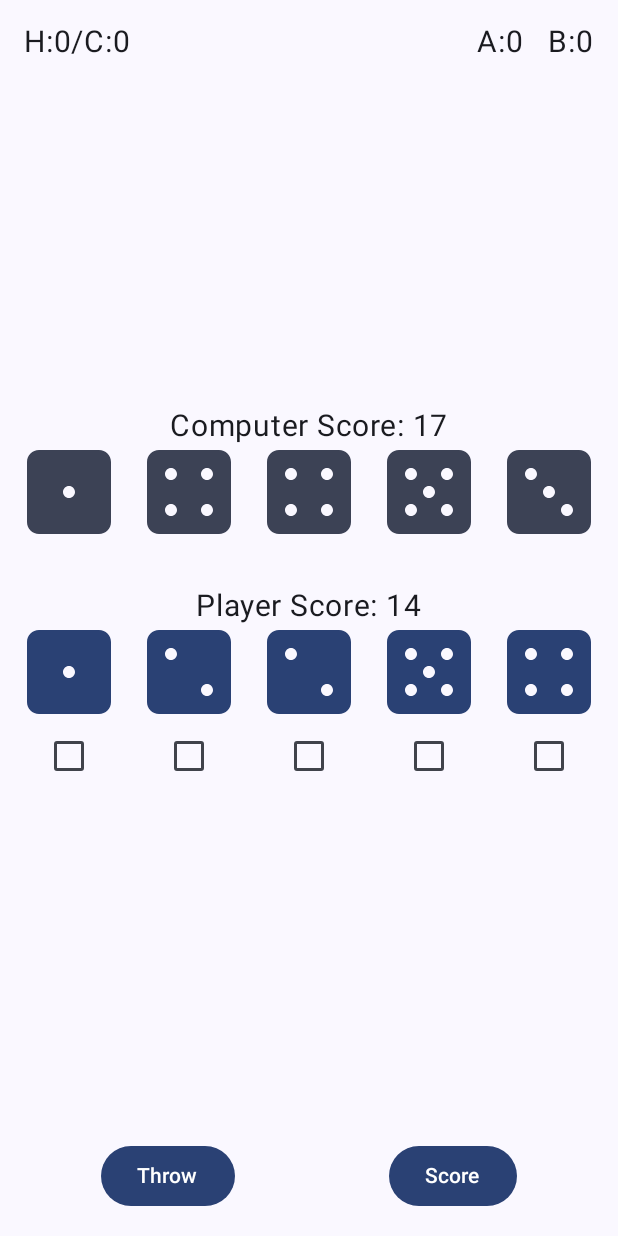
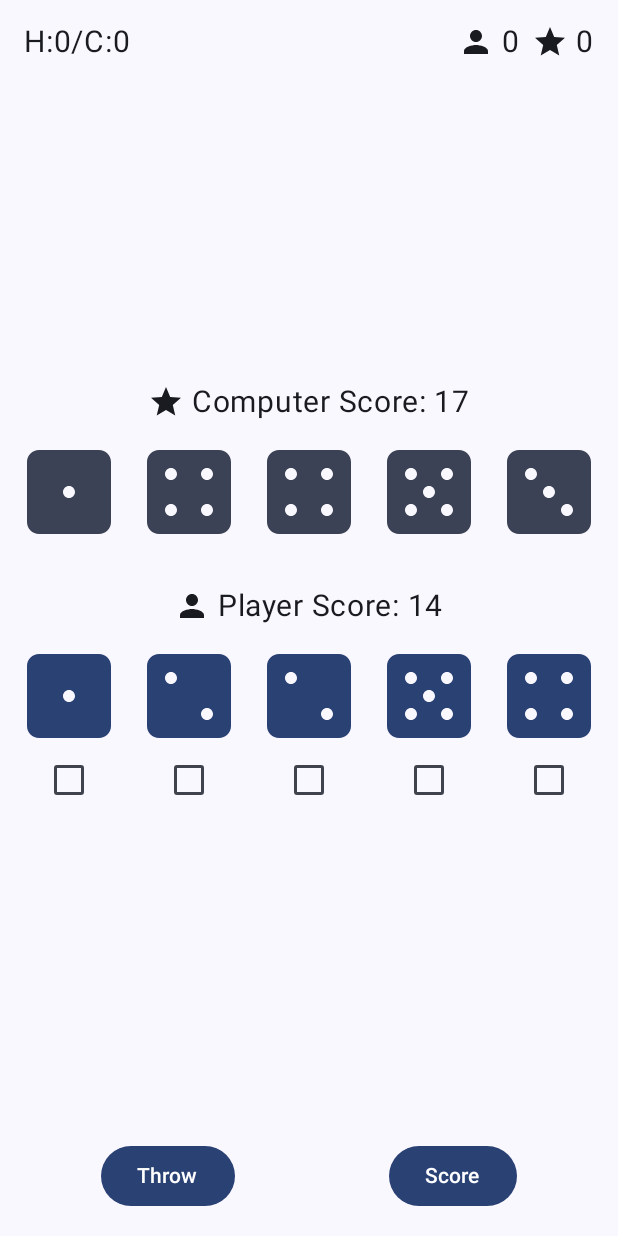
Before and after one commit to sameerasw/dicing, an Android app built with Jetpack Compose: the GameActivity screen opened directly, with no data from a screen before it, on a phone screen of 412 x 824 dp. Run offline under Robolectric (Android 15) with nearby library versions, the phone set to English and light mode, and no system bars.

Commit message:
Some player icons

```diff
--- a/app/src/main/java/com/sameerasw/dicing/GameScreen.kt
+++ b/app/src/main/java/com/sameerasw/dicing/GameScreen.kt
@@ -19,6 +19,9 @@ import androidx.compose.runtime.MutableIntState
 import androidx.compose.ui.graphics.Color
 import androidx.compose.ui.text.style.TextAlign
 import kotlin.random.Random
+import androidx.compose.material.icons.Icons
+import androidx.compose.material.icons.filled.Person
+import androidx.compose.material.icons.filled.Star
 
 @Composable
 fun GameScreen(
@@ -154,16 +157,24 @@ fun GameScreen(
                     text = "H:${humanWins.intValue}/C:${computerWins.intValue}",
                     fontSize = 20.sp
                 )
-                Row {
-                    Text("A:$playerTotalScore", fontSize = 20.sp)
-                    Spacer(modifier = Modifier.width(16.dp))
-                    Text("B:$computerTotalScore", fontSize = 20.sp)
+                Row(verticalAlignment = Alignment.CenterVertically) {
+                    Icon(imageVector = Icons.Filled.Person, contentDescription = "Player", modifier = Modifier.size(24.dp))
+                    Text(" $playerTotalScore", fontSize = 20.sp)
+                    Spacer(modifier = Modifier.width(8.dp))
+                    Icon(imageVector = Icons.Filled.Star, contentDescription = "Computer", modifier = Modifier.size(24.dp))
+                    Text(" $computerTotalScore", fontSize = 20.sp)
                 }
             }
 
             Column(horizontalAlignment = CenterHorizontally,
                 verticalArrangement = Arrangement.Center) {
-                Text("Computer Score: $computerScore", fontSize = 20.sp)
+                Row(verticalAlignment = Alignment.CenterVertically) {
+                    Icon(imageVector = Icons.Filled.Star, contentDescription = "Computer", modifier = Modifier.size(24.dp))
+                    Text(" Computer Score: $computerScore", fontSize = 20.sp)
+                }
+
+                Spacer(modifier = Modifier.height(16.dp))
+
                 DiceRow(
                     diceValues = computerDice,
                     isPlayer = false,
@@ -172,7 +183,13 @@ fun GameScreen(
 
                 Spacer(modifier = Modifier.height(32.dp))
 
-                Text("Player Score: $playerScore", fontSize = 20.sp)
+                Row(verticalAlignment = Alignment.CenterVertically) {
+                    Icon(imageVector = Icons.Filled.Person, contentDescription = "Player", modifier = Modifier.size(24.dp))
+                    Text(" Player Score: $playerScore", fontSize = 20.sp)
+                }
+
+                Spacer(modifier = Modifier.height(16.dp))
+
                 DiceRow(
                     diceValues = playerDice,
                     isPlayer = true,
```
